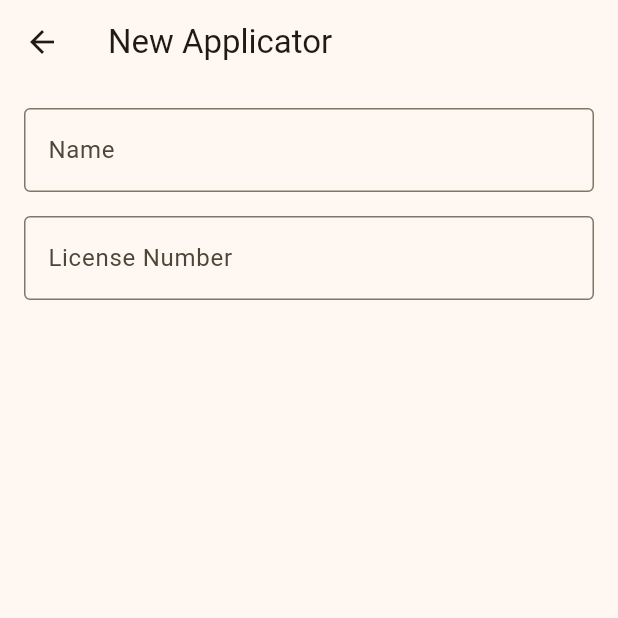
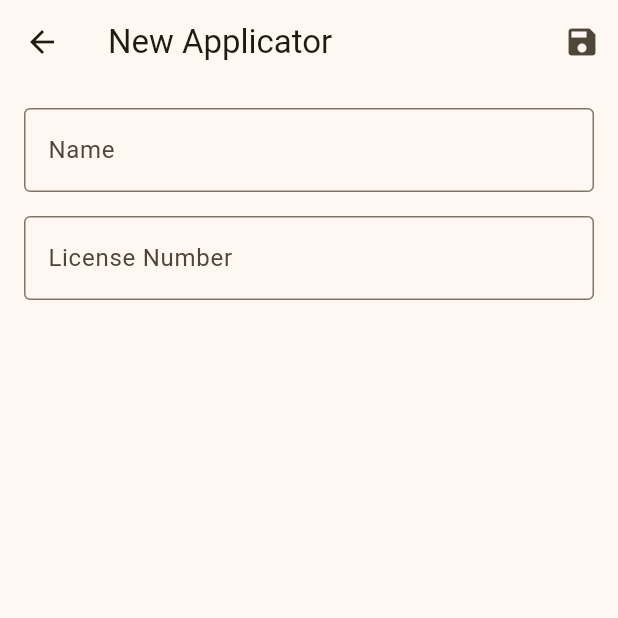
Before and after one commit to kwila-cloud/karriba, a Flutter app: the NewApplicatorPage screen opened directly, on a phone screen of 412 x 824 dp, the top half of it. Run offline on Flutter 3.47's test engine with Material 3 defaults, Android fonts, the phone set to English and light mode, and no system bars; missing offline and left inert: iconify_flutter.

Commit message:
feat: Add save button to NewApplicatorPage app bar

```diff
--- a/app/lib/new_applicator_page.dart
+++ b/app/lib/new_applicator_page.dart
@@ -6,7 +6,17 @@ class NewApplicatorPage extends StatelessWidget {
   @override
   Widget build(BuildContext context) {
     return Scaffold(
-      appBar: AppBar(title: const Text('New Applicator')),
+      appBar: AppBar(
+        title: const Text('New Applicator'),
+        actions: [
+          IconButton(
+            icon: const Icon(Icons.save),
+            onPressed: () {
+              // TODO: Implement save functionality
+            },
+          ),
+        ],
+      ),
       body: Padding(
         padding: const EdgeInsets.all(16.0),
         child: Column(
```
